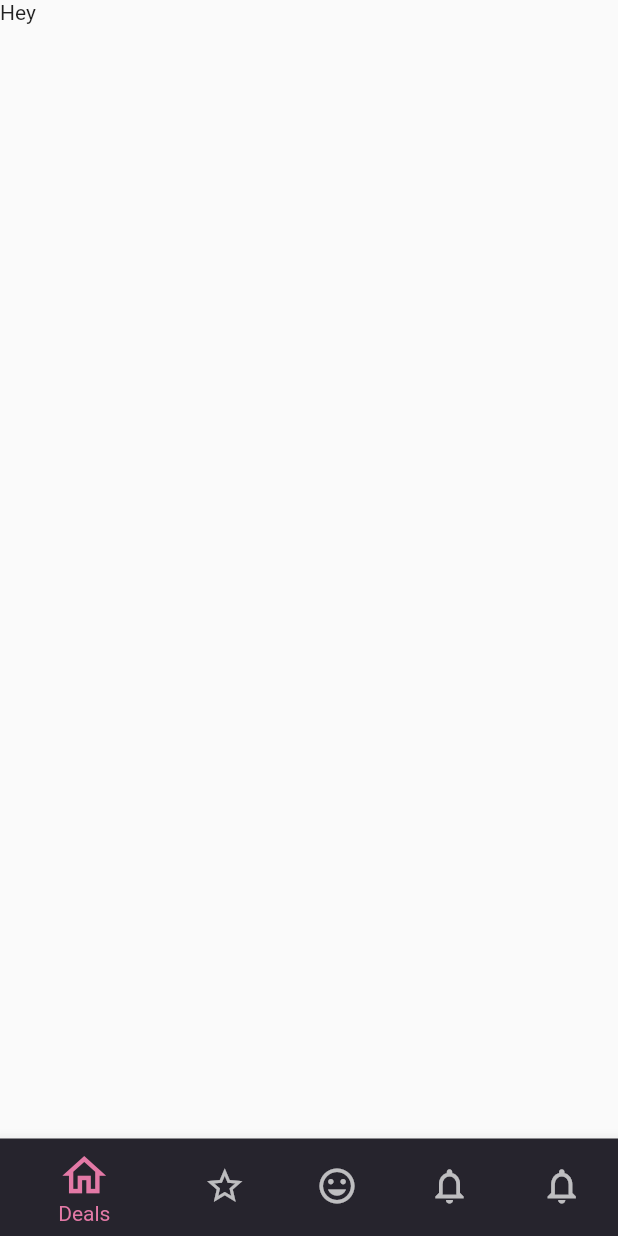
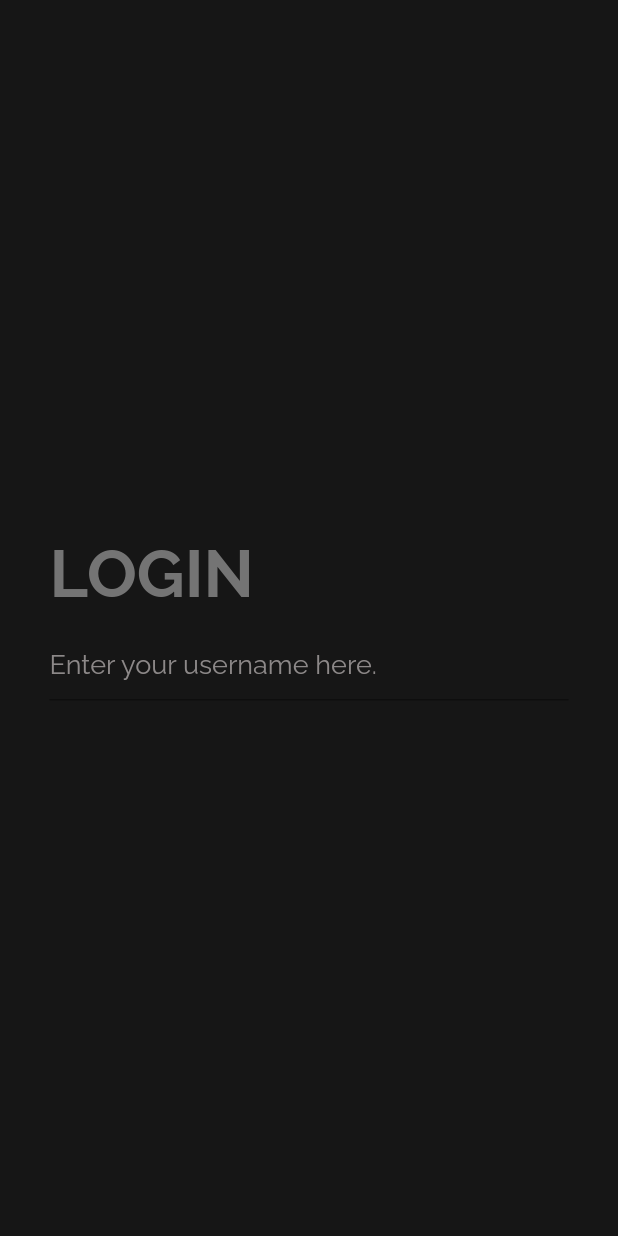
Before and after one commit to cyberwizard1001/shopblocks_flutter, a Flutter app: the screen it shows after launch, on a phone screen of 412 x 824 dp. Run offline on Flutter 3.47's test engine with Material 2 defaults, Android fonts, the phone set to English and light mode, and no system bars; our stand-ins replace font_awesome_flutter, google_fonts.

Commit message:
Pages, Colors

```diff
--- a/lib/screens/cart.dart
+++ b/lib/screens/cart.dart
@@ -1,10 +1,13 @@
 import 'package:flutter/material.dart';
+import 'package:shopblocks_flutter/utils/colors.dart' as colors;
 
 class Cart extends StatelessWidget {
   const Cart({Key? key}) : super(key: key);
 
   @override
   Widget build(BuildContext context) {
-    return Scaffold(body: SafeArea(child: Text('Hey')));
+    return Scaffold(
+        backgroundColor: colors.scaffoldColor,
+        body: SafeArea(child: Text('Hey')));
   }
 }
--- a/lib/screens/home.dart
+++ b/lib/screens/home.dart
@@ -1,10 +1,13 @@
 import 'package:flutter/material.dart';
+import 'package:font_awesome_flutter/font_awesome_flutter.dart';
 import 'package:shopblocks_flutter/screens/cart.dart';
 import 'package:shopblocks_flutter/screens/deals.dart';
 import 'package:shopblocks_flutter/screens/profile.dart';
 import 'package:shopblocks_flutter/screens/vendors.dart';
 import 'package:shopblocks_flutter/screens/wallet.dart';
 import 'package:shopblocks_flutter/utils/colors.dart' as colors;
+import 'package:font_awesome_flutter/font_awesome_flutter.dart';
+import 'dart:math' as math;
 
 class Home extends StatefulWidget {
   const Home({Key? key}) : super(key: key);
@@ -19,6 +22,7 @@ class _HomeState extends State<Home> {
   @override
   Widget build(BuildContext context) {
     return Scaffold(
+      backgroundColor: colors.scaffoldColor,
       body: PageView(
         controller: controller,
         onPageChanged: (index) {
@@ -33,7 +37,7 @@ class _HomeState extends State<Home> {
           controller.animateToPage(index,
               duration: const Duration(milliseconds: 500), curve: Curves.ease);
         },
-        selectedItemColor: colors.accentColor,
+        selectedItemColor: colors.primaryColor,
         unselectedItemColor: Colors.white70,
         showUnselectedLabels: false,
         iconSize: 28,
@@ -44,9 +48,10 @@ class _HomeState extends State<Home> {
         backgroundColor: colors.scaffoldColor,
         items: [
           BottomNavigationBarItem(
-              backgroundColor: colors.scaffoldColor,
-              icon: const Icon(Icons.home_outlined),
-              label: 'Deals'),
+            backgroundColor: colors.scaffoldColor,
+            icon: FaIcon(FontAwesomeIcons.tag),
+            label: 'Deals',
+          ),
           BottomNavigationBarItem(
               backgroundColor: colors.scaffoldColor,
               icon: const Icon(Icons.star_border_sharp),
--- a/lib/screens/landing_page.dart
+++ b/lib/screens/landing_page.dart
@@ -6,6 +6,8 @@ class LandingPage extends StatelessWidget {
 
   @override
   Widget build(BuildContext context) {
-    return Container();
+    return Scaffold(
+      backgroundColor: colors.scaffoldColor,
+    );
   }
 }
--- /dev/null
+++ b/lib/screens/login.dart
@@ -0,0 +1,43 @@
+import 'package:flutter/material.dart';
+import 'package:google_fonts/google_fonts.dart';
+import 'package:shopblocks_flutter/utils/text_styles.dart' as texts;
+
+class Login extends StatefulWidget {
+  const Login({Key? key}) : super(key: key);
+
+  @override
+  _LoginState createState() => _LoginState();
+}
+
+class _LoginState extends State<Login> {
+  @override
+  Widget build(BuildContext context) {
+    return Scaffold(
+      body: Stack(
+        children: <Widget>[
+          //TODO: ADD BACKGROUND SVG HERE
+          Padding(
+            padding: EdgeInsets.only(
+              left: MediaQuery.of(context).size.width * 0.08,
+              right: MediaQuery.of(context).size.width * 0.08,
+            ),
+            child: Column(
+              mainAxisAlignment: MainAxisAlignment.center,
+              crossAxisAlignment: CrossAxisAlignment.start,
+              children: <Widget>[
+                Text("LOGIN", style: texts.heading1),
+                SizedBox(height: 10),
+                TextField(
+                  decoration: InputDecoration(
+                    hintStyle: texts.paragraph,
+                    hintText: 'Enter your username here.',
+                  ),
+                ),
+              ],
+            ),
+          )
+        ],
+      ),
+    );
+  }
+}
--- a/lib/screens/profile.dart
+++ b/lib/screens/profile.dart
@@ -1,10 +1,13 @@
 import 'package:flutter/material.dart';
+import 'package:shopblocks_flutter/utils/colors.dart' as colors;
 
 class Profile extends StatelessWidget {
   const Profile({Key? key}) : super(key: key);
 
   @override
   Widget build(BuildContext context) {
-    return Container();
+    return Scaffold(
+      backgroundColor: colors.scaffoldColor,
+    );
   }
 }
--- a/lib/screens/vendors.dart
+++ b/lib/screens/vendors.dart
@@ -1,10 +1,13 @@
 import 'package:flutter/material.dart';
+import 'package:shopblocks_flutter/utils/colors.dart' as colors;
 
 class Vendors extends StatelessWidget {
   const Vendors({Key? key}) : super(key: key);
 
   @override
   Widget build(BuildContext context) {
-    return Container();
+    return Scaffold(
+      backgroundColor: colors.scaffoldColor,
+    );
   }
 }
--- a/lib/screens/wallet.dart
+++ b/lib/screens/wallet.dart
@@ -1,10 +1,13 @@
 import 'package:flutter/material.dart';
+import 'package:shopblocks_flutter/utils/colors.dart' as colors;
 
 class Wallet extends StatelessWidget {
   const Wallet({Key? key}) : super(key: key);
 
   @override
   Widget build(BuildContext context) {
-    return Container();
+    return Scaffold(
+      backgroundColor: colors.scaffoldColor,
+    );
   }
 }
--- a/lib/utils/colors.dart
+++ b/lib/utils/colors.dart
@@ -1,9 +1,12 @@
 import 'package:flutter/material.dart';
 
+var scaffoldColor = const Color(0xff161616);
+var primaryColor = const Color(0xffEE6F4D);
 var headingTextColor = const Color(0xffffffff);
-var primaryTextColor = const Color(0xffffffff);
-var scaffoldColor = const Color(0xff26242D);
-var accentColor = const Color(0xffE379A6);
+var primaryTextColor = const Color(0xff747474);
+var lightTextColor = const Color(0xff8C8888);
+var accentColor = const Color(0xff202020);
+
 var cardColor = const Color(0xff585173);
 var buttonColor = const Color(0xff3C374E);
 var buttonTextColor = const Color(0xffffffff);
--- /dev/null
+++ b/lib/utils/text_styles.dart
@@ -0,0 +1,15 @@
+import 'package:flutter/widgets.dart';
+import 'package:google_fonts/google_fonts.dart';
+import 'colors.dart' as colors;
+
+TextStyle heading1 = GoogleFonts.raleway(
+  fontSize: 44,
+  color: colors.primaryTextColor,
+  fontWeight: FontWeight.w700,
+);
+
+TextStyle paragraph = GoogleFonts.raleway(
+  color: colors.lightTextColor,
+  fontWeight: FontWeight.w400,
+  fontSize: 18,
+);
```
Also changed, not shown: lib/main.dart (+21 -1 lines), lib/screens/deals.dart (+13 -2 lines), lib/utils/custom_sliver_widget.dart (added, +21 -0 lines), pubspec.yaml (+12 -3 lines), pubspec.lock, 3 other files.
